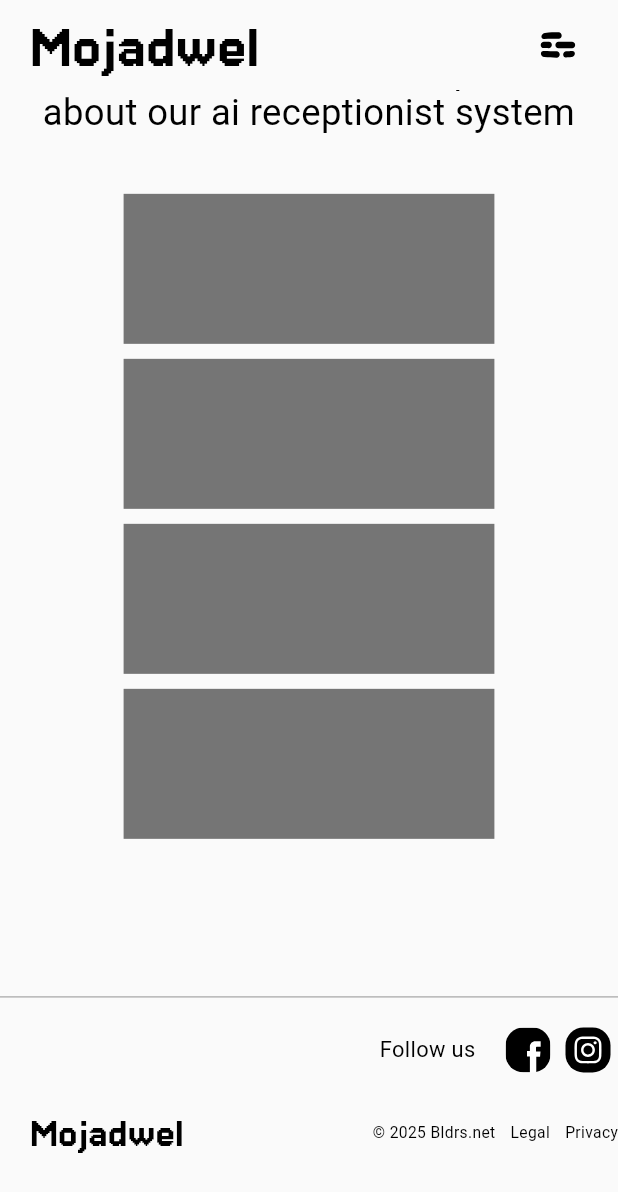
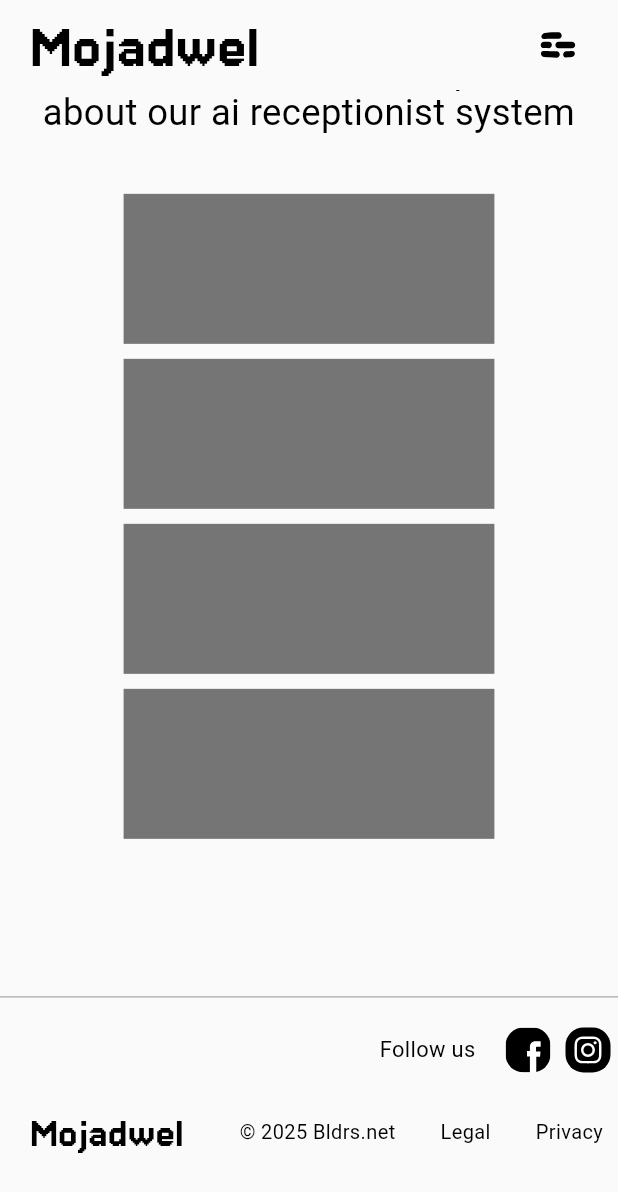
Before and after one commit to RagehAz/mojadwel_web, a Flutter app: the screen it shows after launch, scrolled down 1946 dp, on a phone screen of 412 x 824 dp. Shown: the top 1192 px of the screen. Run offline on Flutter 3.47's test engine with Material 3 defaults, Android fonts, the phone set to English and light mode, and no system bars; our stand-ins replace cloud_firestore, firebase_auth, firebase_core, firebase_database, firebase_storage, go_router and 2 more; accounts and stored records are empty.

Commit message:
0.0.1: completed the website footer

```diff
--- a/lib/app/screens/a_home_screen/parts/home_page_footer.dart
+++ b/lib/app/screens/a_home_screen/parts/home_page_footer.dart
@@ -3,7 +3,6 @@ import 'package:mojadwel_web/core/services/fire/fire.dart';
 import 'package:mojadwel_web/core/shared_components/lists/expander.dart';
 import 'package:mojadwel_web/core/shared_components/lists/separator_line.dart';
 import 'package:mojadwel_web/core/shared_components/super_box/super_box.dart';
-import 'package:mojadwel_web/core/shared_components/super_text/super_text.dart';
 import 'package:mojadwel_web/core/theme/colorz.dart';
 import 'package:mojadwel_web/core/theme/fonts.dart';
 import 'package:mojadwel_web/core/theme/iconz.dart';
@@ -35,12 +34,12 @@ class HomePageFooter extends StatelessWidget {
         /// FOLLOW US
         SizedBox(
           width: width,
-          child: const Row(
+          child: Row(
             mainAxisAlignment: MainAxisAlignment.end,
             children: <Widget>[
 
               /// FOLLOW US
-              SuperBox(
+              const SuperBox(
                 height: 30,
                 // width: _appBarHeight,
                 // icon: Iconz.logoPng,
@@ -62,7 +61,10 @@ class HomePageFooter extends StatelessWidget {
                 iconColor: Colorz.black255,
                 splashColor: Colorz.facebook,
                 color: Colorz.white255,
-                margins: EdgeInsets.symmetric(horizontal: 5),
+                margins: const EdgeInsets.symmetric(horizontal: 5),
+                onTap: (){
+                  blog('should go facebook page');
+                },
               ),
 
               /// INSTAGRAM
@@ -73,7 +75,10 @@ class HomePageFooter extends StatelessWidget {
                 iconColor: Colorz.white255,
                 splashColor: Colorz.instagram,
                 color: Colorz.black255,
-                margins: EdgeInsets.symmetric(horizontal: 5),
+                margins: const EdgeInsets.symmetric(horizontal: 5),
+                onTap: (){
+                  blog('should go instagram page');
+                },
               ),
 
             ],
@@ -161,10 +166,15 @@ class _SmallText extends StatelessWidget {
   @override
   Widget build(BuildContext context) {
     // --------------------
-    return SuperText(
+    return SuperBox(
       text: text,
       textColor: Colorz.black255,
-      textHeight: 15,
+      height: 25,
+      corners: 4,
+      textScaleFactor: 1.1,
+      textFont: MojadwelFonts.body,
+      onTap: onTap,
+      splashColor: Colorz.bloodTest,
     );
     // --------------------
   }
```
